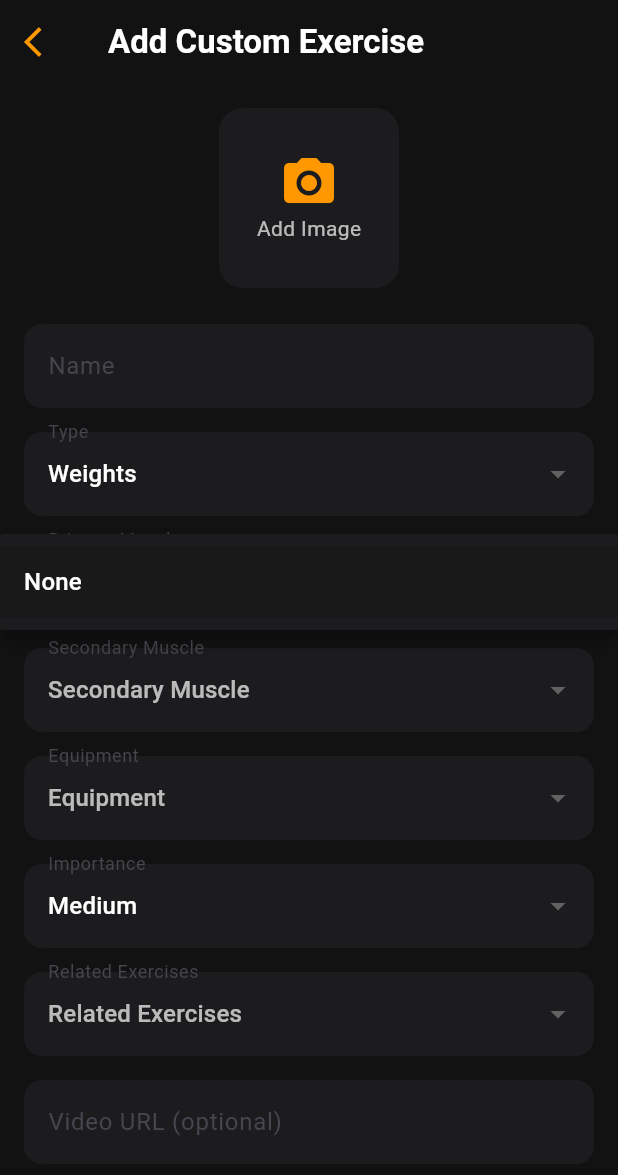
After one commit to ottoorta/weightlifting-tracker, a Flutter app: the AddCustomExerciseScreen screen opened directly, after a tap on "Primary Muscle", on a phone screen of 412 x 824 dp. The commit adds this screen. Shown: the top 1175 px of the screen. Run offline on Flutter 3.47's test engine with Material 3 defaults, Android fonts, the phone set to English and light mode, and no system bars; our stand-ins replace audioplayers, chewie, cloud_firestore, firebase_auth, firebase_core, firebase_storage and 5 more; missing offline and left inert: flutter_facebook_auth; accounts and stored records are empty; Roboto replaces fonts that are missing (Montserrat).

```diff
--- /dev/null
+++ b/lib/screens/add_custom_exercise.dart
@@ -0,0 +1,393 @@
+// lib/screens/add_custom_exercise.dart
+import 'dart:io';
+import 'package:flutter/material.dart';
+import 'package:cloud_firestore/cloud_firestore.dart';
+import 'package:firebase_auth/firebase_auth.dart';
+import 'package:image_picker/image_picker.dart';
+import 'package:firebase_storage/firebase_storage.dart';
+
+class AddCustomExerciseScreen extends StatefulWidget {
+  const AddCustomExerciseScreen({super.key});
+
+  @override
+  State<AddCustomExerciseScreen> createState() =>
+      _AddCustomExerciseScreenState();
+}
+
+class _AddCustomExerciseScreenState extends State<AddCustomExerciseScreen> {
+  final _formKey = GlobalKey<FormState>();
+  final user = FirebaseAuth.instance.currentUser;
+  final picker = ImagePicker();
+
+  String name = '';
+  String type = 'Weights';
+  String? primaryMuscle;
+  String? secondaryMuscle;
+  String? equipment;
+  String importance = 'Medium';
+  List<String> relatedExercises = [];
+  String instructions = '';
+  String videoUrl = '';
+  File? _image;
+
+  List<String> muscleList = ['None'];
+  List<String> equipmentList = ['None'];
+  List<String> exerciseNames = ['None'];
+  bool isLoading = true;
+
+  @override
+  void initState() {
+    super.initState();
+    _loadData();
+  }
+
+  Future<void> _loadData() async {
+    await Future.wait([
+      _loadMuscles(),
+      _loadEquipment(),
+      _loadExerciseNames(),
+    ]);
+    setState(() => isLoading = false);
+  }
+
+  Future<void> _loadMuscles() async {
+    final snap = await FirebaseFirestore.instance.collection('muscles').get();
+    final names = snap.docs.map((doc) => doc['name'] as String).toList();
+    setState(() => muscleList = ['None', ...names]..sort());
+  }
+
+  Future<void> _loadEquipment() async {
+    final snap = await FirebaseFirestore.instance.collection('equipment').get();
+    final names = snap.docs.map((doc) => doc['name'] as String).toList();
+    setState(() => equipmentList = ['None', ...names]..sort());
+  }
+
+  Future<void> _loadExerciseNames() async {
+    final snap = await FirebaseFirestore.instance.collection('exercises').get();
+    final names = snap.docs.map((doc) => doc['name'] as String).toList();
+    setState(() => exerciseNames = ['None', ...names]..sort());
+  }
+
+  Future<void> _pickImage() async {
+    final pickedFile = await picker.pickImage(source: ImageSource.gallery);
+    if (pickedFile != null) {
+      setState(() => _image = File(pickedFile.path));
+    }
+  }
+
+  Future<String?> _uploadImage() async {
+    if (_image == null) return null;
+    final ref = FirebaseStorage.instance
+        .ref()
+        .child('custom_exercises')
+        .child('${user!.uid}_${DateTime.now().millisecondsSinceEpoch}.jpg');
+    await ref.putFile(_image!);
+    return await ref.getDownloadURL();
+  }
+
+  Future<void> _saveExercise() async {
+    if (!_formKey.currentState!.validate() || user == null) return;
+    _formKey.currentState!.save();
+
+    setState(() => isLoading = true);
+
+    final imageUrl = await _uploadImage();
+
+    final customExercise = {
+      'name': name,
+      'type': type,
+      'primaryMuscle': primaryMuscle == 'None' ? null : primaryMuscle,
+      'secondaryMuscle': secondaryMuscle == 'None' ? null : secondaryMuscle,
+      'equipment': equipment == 'None' ? [] : [equipment],
+      'importance': importance,
+      'relatedExercises': relatedExercises.where((e) => e != 'None').toList(),
+      'instructions': instructions,
+      'videoUrl': videoUrl,
+      'imageUrl': imageUrl,
+      'userId': user!.uid,
+      'isPublic': false,
+      'createdAt': FieldValue.serverTimestamp(),
+    };
+
+    await FirebaseFirestore.instance
+        .collection('exercises_custom')
+        .add(customExercise);
+
+    if (mounted) {
+      ScaffoldMessenger.of(context).showSnackBar(
+        const SnackBar(
+            content: Text('Custom exercise added!'),
+            backgroundColor: Colors.green),
+      );
+      Navigator.pop(context, true);
+    }
+  }
+
+  @override
+  Widget build(BuildContext context) {
+    return Scaffold(
+      backgroundColor: const Color(0xFF121212),
+      appBar: AppBar(
+        backgroundColor: Colors.transparent,
+        leading: IconButton(
+          icon: const Icon(Icons.arrow_back_ios, color: Colors.orange),
+          onPressed: () => Navigator.pop(context),
+        ),
+        title: const Text("Add Custom Exercise",
+            style: TextStyle(color: Colors.white, fontWeight: FontWeight.bold)),
+      ),
+      body: isLoading
+          ? const Center(child: CircularProgressIndicator(color: Colors.orange))
+          : SingleChildScrollView(
+              padding: const EdgeInsets.all(16),
+              child: Form(
+                key: _formKey,
+                child: Column(
+                  crossAxisAlignment: CrossAxisAlignment.start,
+                  children: [
+                    Center(
+                      child: GestureDetector(
+                        onTap: _pickImage,
+                        child: Container(
+                          width: 120,
+                          height: 120,
+                          decoration: BoxDecoration(
+                            color: const Color(0xFF1C1C1E),
+                            borderRadius: BorderRadius.circular(16),
+                            image: _image != null
+                                ? DecorationImage(
+                                    image: FileImage(_image!),
+                                    fit: BoxFit.cover)
+                                : null,
+                          ),
+                          child: _image == null
+                              ? const Column(
+                                  mainAxisAlignment: MainAxisAlignment.center,
+                                  children: [
+                                    Icon(Icons.camera_alt,
+                                        color: Colors.orange, size: 40),
+                                    Text("Add Image",
+                                        style:
+                                            TextStyle(color: Colors.white70)),
+                                  ],
+                                )
+                              : null,
+                        ),
+                      ),
+                    ),
+                    const SizedBox(height: 24),
+                    TextFormField(
+                      decoration: InputDecoration(
+                        labelText: "Name",
+                        filled: true,
+                        fillColor: const Color(0xFF1C1C1E),
+                        border: OutlineInputBorder(
+                            borderRadius: BorderRadius.circular(12),
+                            borderSide: BorderSide.none),
+                      ),
+                      style: const TextStyle(color: Colors.white),
+                      validator: (val) =>
+                          val?.isEmpty == true ? 'Required' : null,
+                      onSaved: (val) => name = val!,
+                    ),
+                    const SizedBox(height: 16),
+                    DropdownButtonFormField<String>(
+                      value: type,
+                      decoration: InputDecoration(
+                        labelText: "Type",
+                        filled: true,
+                        fillColor: const Color(0xFF1C1C1E),
+                        border: OutlineInputBorder(
+                            borderRadius: BorderRadius.circular(12),
+                            borderSide: BorderSide.none),
+                      ),
+                      dropdownColor: const Color(0xFF1C1C1E),
+                      items: [
+                        'Weights',
+                        'Bodyweight',
+                        'Cardio',
+                        'Time',
+                        'Distance'
+                      ]
+                          .map((t) => DropdownMenuItem(
+                              value: t,
+                              child: Text(t,
+                                  style: const TextStyle(color: Colors.white))))
+                          .toList(),
+                      onChanged: (val) => setState(() => type = val!),
+                    ),
+                    const SizedBox(height: 16),
+                    DropdownButtonFormField<String>(
+                      value: primaryMuscle,
+                      hint: const Text("Primary Muscle",
+                          style: TextStyle(color: Colors.white70)),
+                      decoration: InputDecoration(
+                        labelText: "Primary Muscle",
+                        filled: true,
+                        fillColor: const Color(0xFF1C1C1E),
+                        border: OutlineInputBorder(
+                            borderRadius: BorderRadius.circular(12),
+                            borderSide: BorderSide.none),
+                      ),
+                      dropdownColor: const Color(0xFF1C1C1E),
+                      items: muscleList
+                          .map((m) => DropdownMenuItem(
+                              value: m,
+                              child: Text(m,
+                                  style: const TextStyle(color: Colors.white))))
+                          .toList(),
+                      onChanged: (val) => setState(() => primaryMuscle = val),
+                    ),
+                    const SizedBox(height: 16),
+                    DropdownButtonFormField<String>(
+                      value: secondaryMuscle,
+                      hint: const Text("Secondary Muscle",
+                          style: TextStyle(color: Colors.white70)),
+                      decoration: InputDecoration(
+                        labelText: "Secondary Muscle",
+                        filled: true,
+                        fillColor: const Color(0xFF1C1C1E),
+                        border: OutlineInputBorder(
+                            borderRadius: BorderRadius.circular(12),
+                            borderSide: BorderSide.none),
+                      ),
+                      dropdownColor: const Color(0xFF1C1C1E),
+                      items: muscleList
+                          .map((m) => DropdownMenuItem(
+                              value: m,
+                              child: Text(m,
+                                  style: const TextStyle(color: Colors.white))))
+                          .toList(),
+                      onChanged: (val) => setState(() => secondaryMuscle = val),
+                    ),
+                    const SizedBox(height: 16),
+                    DropdownButtonFormField<String>(
+                      value: equipment,
+                      hint: const Text("Equipment",
+                          style: TextStyle(color: Colors.white70)),
+                      decoration: InputDecoration(
+                        labelText: "Equipment",
+                        filled: true,
+                        fillColor: const Color(0xFF1C1C1E),
+                        border: OutlineInputBorder(
+                            borderRadius: BorderRadius.circular(12),
+                            borderSide: BorderSide.none),
+                      ),
+                      dropdownColor: const Color(0xFF1C1C1E),
+                      items: equipmentList
+                          .map((e) => DropdownMenuItem(
+                              value: e,
+                              child: Text(e,
+                                  style: const TextStyle(color: Colors.white))))
+                          .toList(),
+                      onChanged: (val) => setState(() => equipment = val),
+                    ),
+                    const SizedBox(height: 16),
+                    DropdownButtonFormField<String>(
+                      value: importance,
+                      decoration: InputDecoration(
+                        labelText: "Importance",
+                        filled: true,
+                        fillColor: const Color(0xFF1C1C1E),
+                        border: OutlineInputBorder(
+                            borderRadius: BorderRadius.circular(12),
+                            borderSide: BorderSide.none),
+                      ),
+                      dropdownColor: const Color(0xFF1C1C1E),
+                      items: ['High', 'Medium', 'Low']
+                          .map((i) => DropdownMenuItem(
+                              value: i,
+                              child: Text(i,
+                                  style: const TextStyle(color: Colors.white))))
+                          .toList(),
+                      onChanged: (val) => setState(() => importance = val!),
+                    ),
+                    const SizedBox(height: 16),
+                    DropdownButtonFormField<String>(
+                      hint: const Text("Related Exercises",
+                          style: TextStyle(color: Colors.white70)),
+                      decoration: InputDecoration(
+                        labelText: "Related Exercises",
+                        filled: true,
+                        fillColor: const Color(0xFF1C1C1E),
+                        border: OutlineInputBorder(
+                            borderRadius: BorderRadius.circular(12),
+                            borderSide: BorderSide.none),
+                      ),
+                      dropdownColor: const Color(0xFF1C1C1E),
+                      items: exerciseNames
+                          .map((e) => DropdownMenuItem(
+                              value: e,
+                              child: Text(e,
+                                  style: const TextStyle(color: Colors.white))))
+                          .toList(),
+                      onChanged: (val) {
+                        if (val != null &&
+                            val != 'None' &&
+                            !relatedExercises.contains(val)) {
+                          setState(() => relatedExercises.add(val));
+                        }
+                      },
+                    ),
+                    if (relatedExercises.isNotEmpty)
+                      Wrap(
+                        spacing: 8,
+                        children: relatedExercises
+                            .map((e) => Chip(
+                                  label: Text(e,
+                                      style:
+                                          const TextStyle(color: Colors.white)),
+                                  backgroundColor:
+                                      Colors.orange.withOpacity(0.3),
+                                  deleteIconColor: Colors.orange,
+                                  onDeleted: () => setState(
+                                      () => relatedExercises.remove(e)),
+                                ))
+                            .toList(),
+                      ),
+                    const SizedBox(height: 16),
+                    TextFormField(
+                      decoration: InputDecoration(
+                        labelText: "Video URL (optional)",
+                        filled: true,
+                        fillColor: const Color(0xFF1C1C1E),
+                        border: OutlineInputBorder(
+                            borderRadius: BorderRadius.circular(12),
+                            borderSide: BorderSide.none),
+                      ),
+                      style: const TextStyle(color: Colors.white),
+                      onSaved: (val) => videoUrl = val ?? '',
+                    ),
+                    const SizedBox(height: 16),
+                    TextFormField(
+                      decoration: InputDecoration(
+                        labelText: "Add instructions here",
+                        filled: true,
+                        fillColor: const Color(0xFF1C1C1E),
+                        border: OutlineInputBorder(
+                            borderRadius: BorderRadius.circular(12),
+                            borderSide: BorderSide.none),
+                      ),
+                      style: const TextStyle(color: Colors.white),
+                      maxLines: 5,
+                      onSaved: (val) => instructions = val ?? '',
+                    ),
+                    const SizedBox(height: 32),
+                    ElevatedButton(
+                      onPressed: _saveExercise,
+                      style: ElevatedButton.styleFrom(
+                        backgroundColor: Colors.orange,
+                        minimumSize: const Size(double.infinity, 56),
+                        shape: const StadiumBorder(),
+                      ),
+                      child: const Text("+ Add",
+                          style: TextStyle(
+                              fontSize: 18, fontWeight: FontWeight.bold)),
+                    ),
+                  ],
+                ),
+              ),
+            ),
+    );
+  }
+}
--- /dev/null
+++ b/lib/screens/generate_free.dart
@@ -0,0 +1,62 @@
+// lib/screens/generate_free.dart
+import 'package:flutter/material.dart';
+import 'package:cloud_firestore/cloud_firestore.dart';
+import 'package:firebase_auth/firebase_auth.dart';
+
+class GenerateFreeWorkoutScreen extends StatefulWidget {
+  @override
+  State<GenerateFreeWorkoutScreen> createState() =>
+      _GenerateFreeWorkoutScreenState();
+}
+
+class _GenerateFreeWorkoutScreenState extends State<GenerateFreeWorkoutScreen> {
+  bool _loading = true;
+
+  @override
+  void initState() {
+    super.initState();
+    _generateWorkout();
+  }
+
+  Future<void> _generateWorkout() async {
+    final uid = FirebaseAuth.instance.currentUser!.uid;
+    final ids = await _getRandomIds();
+    await FirebaseFirestore.instance.collection('workouts').add({
+      'uid': uid,
+      'date': DateTime.now().toIso8601String().split('T')[0],
+      'duration': 59,
+      'coach': 'Auto Coach',
+      'coachPhoto': 'https://i.imgur.com/5K8zK5P.png',
+      'exerciseIds': ids,
+      'createdAt': FieldValue.serverTimestamp(),
+    });
+    if (mounted) Navigator.popUntil(context, (route) => route.isFirst);
+  }
+
+  Future<List<String>> _getRandomIds() async {
+    final snap = await FirebaseFirestore.instance
+        .collection('exercises')
+        .where('isAvailable', isEqualTo: true)
+        .get();
+    final docs = snap.docs..shuffle();
+    return docs.take(5).map((d) => d.id).toList();
+  }
+
+  @override
+  Widget build(BuildContext context) {
+    return Scaffold(
+      backgroundColor: Colors.black,
+      body: Center(
+        child: Column(
+          mainAxisAlignment: MainAxisAlignment.center,
+          children: [
+            const CircularProgressIndicator(color: Colors.orange),
+            const SizedBox(height: 20),
+            const Text("Generating your FREE workout...",
+                style: TextStyle(color: Colors.white, fontSize: 18)),
+          ],
+        ),
+      ),
+    );
+  }
+}
--- a/lib/screens/workout_exercise.dart
+++ b/lib/screens/workout_exercise.dart
@@ -6,6 +6,7 @@ import 'package:firebase_auth/firebase_auth.dart';
 import 'package:flutter/material.dart';
 import 'package:video_player/video_player.dart';
 import 'package:chewie/chewie.dart';
+import 'instructions_screen.dart'; // ADD THIS LINE
 
 class WorkoutExerciseScreen extends StatefulWidget {
   final Map<String, dynamic> exercise;
@@ -842,7 +843,15 @@ class _WorkoutExerciseScreenState extends State<WorkoutExerciseScreen> {
               ),
             );
           }
-          if (i == 1) Navigator.pushNamed(context, '/instructions');
+          if (i == 1) {
+            Navigator.push(
+              context,
+              MaterialPageRoute(
+                builder: (context) =>
+                    InstructionsScreen(exercise: widget.exercise),
+              ),
+            );
+          }
         },
       ),
     );
--- a/lib/screens/workout_main.dart
+++ b/lib/screens/workout_main.dart
@@ -296,13 +296,12 @@ https://ironcoach.app
 
   // === NAVIGATE TO ADD EXERCISES ===
   Future<void> _addExercises() async {
-    final result = await Navigator.push(
+    final result = await Navigator.pushNamed(
       context,
-      MaterialPageRoute(
-        builder: (context) =>
-            AddExercisesScreen(workoutId: widget.workout['id']),
-      ),
+      '/add_exercises',
+      arguments: widget.workout['id'],
     );
+
     if (result == true) {
       await _loadExercises();
       await _calculateTotals();
--- a/pubspec.yaml
+++ b/pubspec.yaml
@@ -15,6 +15,7 @@ dependencies:
   firebase_core: ^3.6.0
   firebase_auth: ^5.3.1
   cloud_firestore: ^5.4.4
+  firebase_storage: ^12.3.2
 
   # SOCIAL LOGINS THAT PLAY NICE
   google_sign_in: ^6.2.1
@@ -24,6 +25,11 @@ dependencies:
   intl: ^0.19.0
 
   audioplayers: ^5.2.1  # For victory audio
+
+  share_plus: ^7.2.2
+  video_player: ^2.8.1
+  image_picker: ^1.0.7
+  chewie: ^1.7.1  # Optional but gives perfect controls
 
 dev_dependencies:
   flutter_test:
```
Also changed, not shown: 1 other file.
